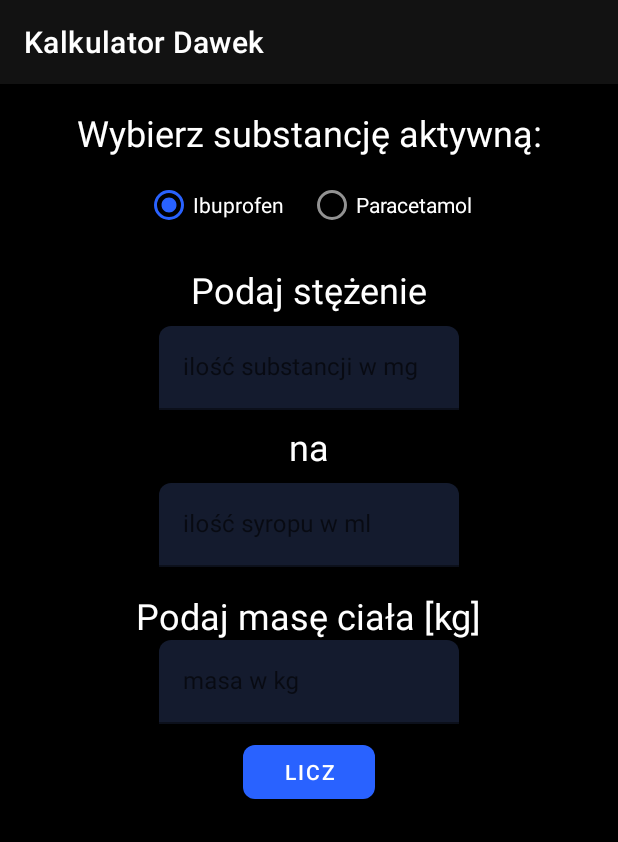
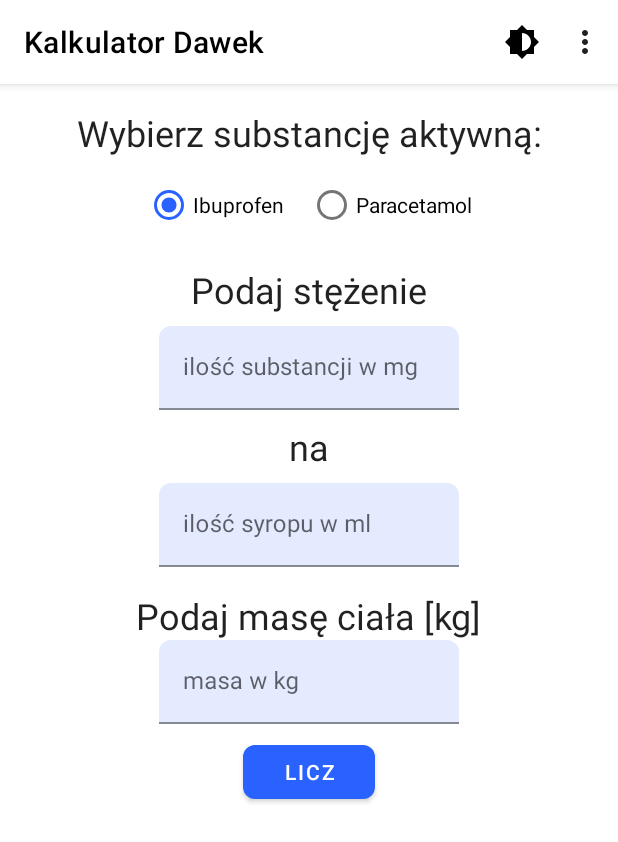
Before and after one commit to OMIsie11/DoseCalculator, an Android app: the screen it shows after launch (MainActivity), on a phone screen of 412 x 824 dp. Shown: the top 842 px of the screen. Run offline under Robolectric (Android 15) with nearby library versions, the phone set to English and light mode, and no system bars.

Commit message:
Add dark/light mode switch

```diff
--- a/app/src/main/java/io/github/omisie11/kalkulatordawek/MainActivity.kt
+++ b/app/src/main/java/io/github/omisie11/kalkulatordawek/MainActivity.kt
@@ -1,6 +1,10 @@
 package io.github.omisie11.kalkulatordawek
 
+import android.content.SharedPreferences
 import android.os.Bundle
+import android.preference.PreferenceManager
+import android.view.Menu
+import android.view.MenuItem
 import android.widget.RadioButton
 import androidx.appcompat.app.AppCompatActivity
 import androidx.appcompat.app.AppCompatDelegate
@@ -12,11 +16,17 @@ import kotlinx.android.synthetic.main.content_main.*
 
 class MainActivity : AppCompatActivity() {
 
+    private val sharedPrefs: SharedPreferences by lazy { PreferenceManager.getDefaultSharedPreferences(this) }
+
     override fun onCreate(savedInstanceState: Bundle?) {
         super.onCreate(savedInstanceState)
         setContentView(R.layout.activity_main)
         setSupportActionBar(toolbar)
-        AppCompatDelegate.setDefaultNightMode(AppCompatDelegate.MODE_NIGHT_YES)
+        AppCompatDelegate.setDefaultNightMode(
+            translateValueToDayNightMode(
+                sharedPrefs.getBoolean(PREFS_KEY_DARK_MODE, false)
+            )
+        )
 
         radio_ibuprofen.isChecked = true
 
@@ -34,6 +44,12 @@ class MainActivity : AppCompatActivity() {
                 Ibuprofen() else Paracetamol()
 
             when {
+                edit_text_substancja.text.toString().isBlank() -> edit_text_substancja.error =
+                    "To pole nie może być puste"
+                edit_text_syrop.text.toString().isBlank() -> edit_text_syrop.error =
+                    "To pole nie może być puste"
+                edit_text_masa.text.toString().isBlank() -> edit_text_substancja.error =
+                    "To pole nie może być puste"
                 !edit_text_substancja.validateNumericInput() -> edit_text_substancja.error = "Niepoprawne dane"
                 !edit_text_syrop.validateNumericInput() -> edit_text_syrop.error = "Niepoprawne dane"
                 !edit_text_masa.validateNumericInput() -> edit_text_masa.error = "Niepoprawne dane"
@@ -44,23 +60,47 @@ class MainActivity : AppCompatActivity() {
                         edit_text_syrop.text.toString().toDouble(), edit_text_masa.text.toString().toDouble()
                     )
             }
+        }
+    }
 
-/*
-            if (edit_text_substancja.validateNumericInput() && edit_text_syrop.validateNumericInput()
-                && edit_text_syrop.validateNumericInput()
-            ) {
-                //text_wynik.text = calculateDose(lek, edit_text_substancja.text.toString().toDouble(),
-                //    edit_text_syrop.text.toString().toDouble(), edit_text_masa.text.toString().toDouble())
-                viewModel.performCalculations(
-                    lek, edit_text_substancja.text.toString().toDouble(),
-                    edit_text_syrop.text.toString().toDouble(), edit_text_masa.text.toString().toDouble()
-                )
-            } else Toast.makeText(this, "Niepoprawne dane", Toast.LENGTH_LONG).show() */
+    override fun onCreateOptionsMenu(menu: Menu): Boolean {
+        menuInflater.inflate(R.menu.app_bar_actions, menu)
+        return super.onCreateOptionsMenu(menu)
+    }
+
+    override fun onOptionsItemSelected(item: MenuItem): Boolean = when (item.itemId) {
+        R.id.action_settings -> {
+            // User chose the "Settings" item, show the app settings UI...
+            true
         }
+        R.id.action_dark_mode -> {
+            when (sharedPrefs.getBoolean(PREFS_KEY_DARK_MODE, false)) {
+                true -> {
+                    AppCompatDelegate.setDefaultNightMode(AppCompatDelegate.MODE_NIGHT_NO)
+                    with(sharedPrefs.edit()) {
+                        putBoolean(PREFS_KEY_DARK_MODE, false)
+                        apply()
+                    }
+                }
+                false -> {
+                    AppCompatDelegate.setDefaultNightMode(AppCompatDelegate.MODE_NIGHT_YES)
+                    with(sharedPrefs.edit()) {
+                        putBoolean(PREFS_KEY_DARK_MODE, true)
+                        apply()
+                    }
+                }
+            }
+            true
+        }
+        else -> super.onOptionsItemSelected(item)
     }
 
     private fun translateValueToDayNightMode(value: Boolean): Int = when (value) {
         true -> AppCompatDelegate.MODE_NIGHT_YES
         false -> AppCompatDelegate.MODE_NIGHT_NO
     }
+
+    companion object {
+        const val PREFS_KEY_DARK_MODE = "prefs_key_dark_mode"
+    }
 }
--- /dev/null
+++ b/app/src/main/res/drawable/ic_dark_mode_24dp.xml
@@ -0,0 +1,9 @@
+<vector xmlns:android="http://schemas.android.com/apk/res/android"
+        android:width="24dp"
+        android:height="24dp"
+        android:viewportWidth="24.0"
+        android:viewportHeight="24.0">
+    <path
+        android:fillColor="@color/color_on_surface"
+        android:pathData="M20,15.31L23.31,12 20,8.69V4h-4.69L12,0.69 8.69,4H4v4.69L0.69,12 4,15.31V20h4.69L12,23.31 15.31,20H20v-4.69zM12,18V6c3.31,0 6,2.69 6,6s-2.69,6 -6,6z"/>
+</vector>
--- /dev/null
+++ b/app/src/main/res/menu/app_bar_actions.xml
@@ -0,0 +1,16 @@
+<?xml version="1.0" encoding="utf-8"?>
+<menu xmlns:android="http://schemas.android.com/apk/res/android" xmlns:app="http://schemas.android.com/apk/res-auto">
+
+    <!-- "Mark Favorite", should appear as action button if possible -->
+    <item
+            android:id="@+id/action_dark_mode"
+            android:icon="@drawable/ic_dark_mode_24dp"
+            android:title="Dark mode"
+            app:showAsAction="ifRoom"/>
+
+    <!-- Settings, should always be in the overflow -->
+    <item android:id="@+id/action_settings"
+          android:title="Settings"
+          app:showAsAction="never"/>
+
+</menu>
```
